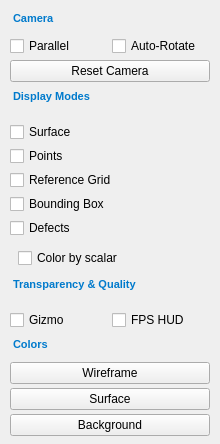
The window that src/ui/view_display_page.ui (thermeng/SciRender) describes before a commit, drawn with Qt 5.
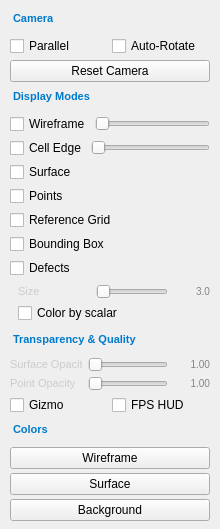
The same window after the commit.

Commit message: Replace empty UI placeholders with real widget definitions

Diff of the .ui file:
```diff
--- a/src/ui/view_display_page.ui
+++ b/src/ui/view_display_page.ui
@@ -75,10 +75,46 @@
     </widget>
    </item>
    <item>
-    <widget class="QWidget" name="wireframeRow" native="true"/>
+    <widget class="QWidget" name="wireframeRow">
+     <layout class="QHBoxLayout" name="wireframeLayout">
+      <property name="spacing"><number>4</number></property>
+      <property name="leftMargin"><number>0</number></property>
+      <property name="topMargin"><number>0</number></property>
+      <property name="rightMargin"><number>0</number></property>
+      <property name="bottomMargin"><number>0</number></property>
+      <item>
+       <widget class="QCheckBox" name="wireframeCb">
+        <property name="text"><string>Wireframe</string></property>
+       </widget>
+      </item>
+      <item>
+       <widget class="QSlider" name="wireframeSlider">
+        <property name="orientation"><enum>Qt::Horizontal</enum></property>
+       </widget>
+      </item>
+     </layout>
+    </widget>
    </item>
    <item>
-    <widget class="QWidget" name="cellEdgeRow" native="true"/>
+    <widget class="QWidget" name="cellEdgeRow">
+     <layout class="QHBoxLayout" name="cellEdgeLayout">
+      <property name="spacing"><number>4</number></property>
+      <property name="leftMargin"><number>0</number></property>
+      <property name="topMargin"><number>0</number></property>
+      <property name="rightMargin"><number>0</number></property>
+      <property name="bottomMargin"><number>0</number></property>
+      <item>
+       <widget class="QCheckBox" name="cellEdgeCb">
+        <property name="text"><string>Cell Edge</string></property>
+       </widget>
+      </item>
+      <item>
+       <widget class="QSlider" name="cellEdgeSlider">
+        <property name="orientation"><enum>Qt::Horizontal</enum></property>
+       </widget>
+      </item>
+     </layout>
+    </widget>
    </item>
    <item>
     <layout class="QVBoxLayout" name="flagsLayout">
@@ -138,7 +174,38 @@
        <number>2</number>
       </property>
       <item>
-       <widget class="QWidget" name="pointSizeRow" native="true"/>
+       <widget class="QWidget" name="pointSizeRow">
+        <layout class="QHBoxLayout" name="pointSizeLayout">
+         <property name="spacing"><number>6</number></property>
+         <property name="leftMargin"><number>0</number></property>
+         <property name="topMargin"><number>0</number></property>
+         <property name="rightMargin"><number>0</number></property>
+         <property name="bottomMargin"><number>0</number></property>
+         <item>
+          <widget class="QLabel" name="pointSizeLabel">
+           <property name="text"><string>Size</string></property>
+           <property name="minimumSize"><size><width>72</width><height>0</height></size></property>
+           <property name="maximumSize"><size><width>72</width><height>16777215</height></size></property>
+           <property name="styleSheet"><string notr="true">font-size: 11px; color: #cccccc;</string></property>
+           <property name="alignment"><set>Qt::AlignLeft|Qt::AlignVCenter</set></property>
+          </widget>
+         </item>
+         <item>
+          <widget class="QSlider" name="pointSizeSlider">
+           <property name="orientation"><enum>Qt::Horizontal</enum></property>
+          </widget>
+         </item>
+         <item>
+          <widget class="QLabel" name="pointSizeValue">
+           <property name="text"><string>3.0</string></property>
+           <property name="minimumSize"><size><width>36</width><height>0</height></size></property>
+           <property name="maximumSize"><size><width>36</width><height>16777215</height></size></property>
+           <property name="styleSheet"><string notr="true">font-size: 10px; color: #858585;</string></property>
+           <property name="alignment"><set>Qt::AlignRight|Qt::AlignVCenter</set></property>
+          </widget>
+         </item>
+        </layout>
+       </widget>
       </item>
       <item>
        <widget class="QCheckBox" name="scalarCb">
@@ -161,10 +228,72 @@
     </widget>
    </item>
    <item>
-    <widget class="QWidget" name="surfaceOpacityRow" native="true"/>
+    <widget class="QWidget" name="surfaceOpacityRow">
+     <layout class="QHBoxLayout" name="surfaceOpacityLayout">
+      <property name="spacing"><number>6</number></property>
+      <property name="leftMargin"><number>0</number></property>
+      <property name="topMargin"><number>0</number></property>
+      <property name="rightMargin"><number>0</number></property>
+      <property name="bottomMargin"><number>0</number></property>
+      <item>
+       <widget class="QLabel" name="surfaceOpacityLabel">
+        <property name="text"><string>Surface Opacity</string></property>
+        <property name="minimumSize"><size><width>72</width><height>0</height></size></property>
+        <property name="maximumSize"><size><width>72</width><height>16777215</height></size></property>
+        <property name="styleSheet"><string notr="true">font-size: 11px; color: #cccccc;</string></property>
+        <property name="alignment"><set>Qt::AlignLeft|Qt::AlignVCenter</set></property>
+       </widget>
+      </item>
+      <item>
+       <widget class="QSlider" name="surfaceOpacitySlider">
+        <property name="orientation"><enum>Qt::Horizontal</enum></property>
+       </widget>
+      </item>
+      <item>
+       <widget class="QLabel" name="surfaceOpacityValue">
+        <property name="text"><string>1.00</string></property>
+        <property name="minimumSize"><size><width>36</width><height>0</height></size></property>
+        <property name="maximumSize"><size><width>36</width><height>16777215</height></size></property>
+        <property name="styleSheet"><string notr="true">font-size: 10px; color: #858585;</string></property>
+        <property name="alignment"><set>Qt::AlignRight|Qt::AlignVCenter</set></property>
+       </widget>
+      </item>
+     </layout>
+    </widget>
    </item>
    <item>
-    <widget class="QWidget" name="pointOpacityRow" native="true"/>
+    <widget class="QWidget" name="pointOpacityRow">
+     <layout class="QHBoxLayout" name="pointOpacityLayout">
+      <property name="spacing"><number>6</number></property>
+      <property name="leftMargin"><number>0</number></property>
+      <property name="topMargin"><number>0</number></property>
+      <property name="rightMargin"><number>0</number></property>
+      <property name="bottomMargin"><number>0</number></property>
+      <item>
+       <widget class="QLabel" name="pointOpacityLabel">
+        <property name="text"><string>Point Opacity</string></property>
+        <property name="minimumSize"><size><width>72</width><height>0</height></size></property>
+        <property name="maximumSize"><size><width>72</width><height>16777215</height></size></property>
+        <property name="styleSheet"><string notr="true">font-size: 11px; color: #cccccc;</string></property>
+        <property name="alignment"><set>Qt::AlignLeft|Qt::AlignVCenter</set></property>
+       </widget>
+      </item>
+      <item>
+       <widget class="QSlider" name="pointOpacitySlider">
+        <property name="orientation"><enum>Qt::Horizontal</enum></property>
+       </widget>
+      </item>
+      <item>
+       <widget class="QLabel" name="pointOpacityValue">
+        <property name="text"><string>1.00</string></property>
+        <property name="minimumSize"><size><width>36</width><height>0</height></size></property>
+        <property name="maximumSize"><size><width>36</width><height>16777215</height></size></property>
+        <property name="styleSheet"><string notr="true">font-size: 10px; color: #858585;</string></property>
+        <property name="alignment"><set>Qt::AlignRight|Qt::AlignVCenter</set></property>
+       </widget>
+      </item>
+     </layout>
+    </widget>
    </item>
    <item>
     <layout class="QHBoxLayout" name="subRowLayout">
```
The commit also changes 6 other files.
